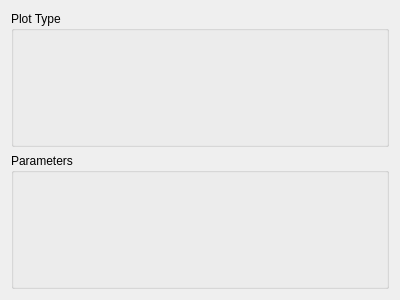
First picture: the form in mtpy/gui/SmartMT/ui_asset/plot_options.ui, repository MTgeophysics/mtpy, before the edit.
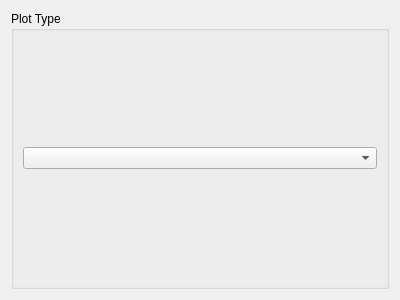
Second picture: the form after the edit.

Commit message:
add plot_option subwindow
todo: search all subclasses

```diff
--- a/mtpy/gui/SmartMT/ui_asset/plot_options.ui
+++ b/mtpy/gui/SmartMT/ui_asset/plot_options.ui
@@ -19,13 +19,11 @@
      <property name="title">
       <string>Plot Type</string>
      </property>
-    </widget>
-   </item>
-   <item>
-    <widget class="QGroupBox" name="groupBox_2">
-     <property name="title">
-      <string>Parameters</string>
-     </property>
+     <layout class="QVBoxLayout" name="verticalLayout_2">
+      <item>
+       <widget class="QComboBox" name="comboBoxSelect_Plot"/>
+      </item>
+     </layout>
     </widget>
    </item>
   </layout>
```
Left out of the diff: 9 changed lines with no effect on the pictures. The commit also changes 6 other files.
